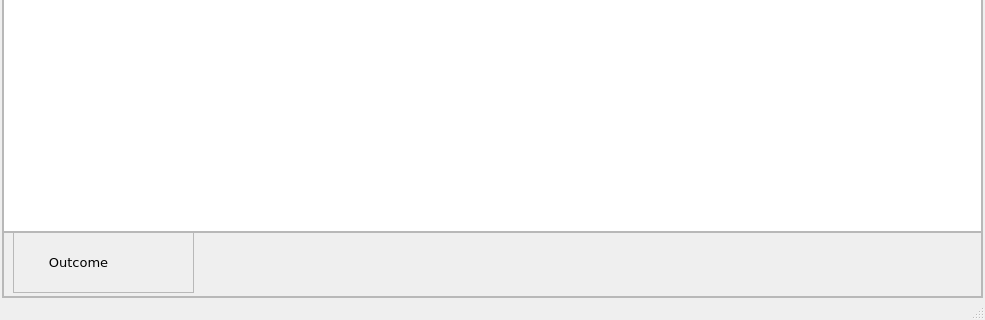
First picture: the form in meta.ui, repository bwallace/OpenMeta-analyst-, before the edit; both pictures show x 0 to 985 and y 301 to 621 of the 985 by 621 pixel window.
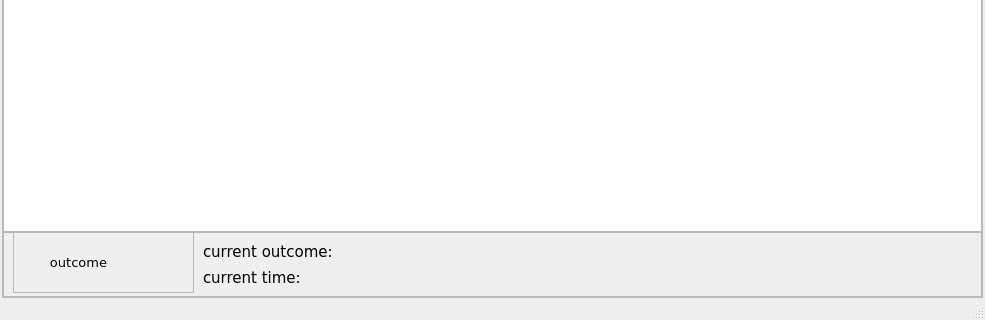
Second picture: the form after the edit. Icons and pictures are not drawn.

Commit message: adding new outcomes now possible

Diff of the .ui file:
```diff
--- a/meta.ui
+++ b/meta.ui
@@ -219,7 +219,7 @@
               </font>
              </property>
              <property name="text">
-              <string>Outcome</string>
+              <string>outcome</string>
              </property>
              <property name="alignment">
               <set>Qt::AlignCenter</set>
@@ -278,6 +278,66 @@
              </property>
             </widget>
            </widget>
+           <widget class="QWidget" name="">
+            <property name="geometry">
+             <rect>
+              <x>200</x>
+              <y>10</y>
+              <width>281</width>
+              <height>46</height>
+             </rect>
+            </property>
+            <layout class="QGridLayout" name="gridLayout">
+             <item row="0" column="0">
+              <widget class="QLabel" name="label">
+               <property name="font">
+                <font>
+                 <pointsize>11</pointsize>
+                </font>
+               </property>
+               <property name="text">
+                <string>current outcome:</string>
+               </property>
+              </widget>
+             </item>
+             <item row="0" column="1">
+              <widget class="QLabel" name="cur_outcome_lbl">
+               <property name="font">
+                <font>
+                 <pointsize>11</pointsize>
+                </font>
+               </property>
+               <property name="text">
+                <string/>
+               </property>
+              </widget>
+             </item>
+             <item row="1" column="0">
+              <widget class="QLabel" name="label_3">
+               <property name="font">
+                <font>
+                 <pointsize>11</pointsize>
+                </font>
+               </property>
+               <property name="text">
+                <string>current time:</string>
+               </property>
+              </widget>
+             </item>
+             <item row="1" column="1">
+              <widget class="QLabel" name="cur_time_lbl">
+               <property name="font">
+                <font>
+                 <pointsize>11</pointsize>
+                </font>
+               </property>
+               <property name="text">
+                <string/>
+               </property>
+              </widget>
+             </item>
+            </layout>
+           </widget>
           </widget>
          </item>
         </layout>
```
Left out of the diff: 5 changed lines with no effect on the pictures. The commit also changes 3 other files.
